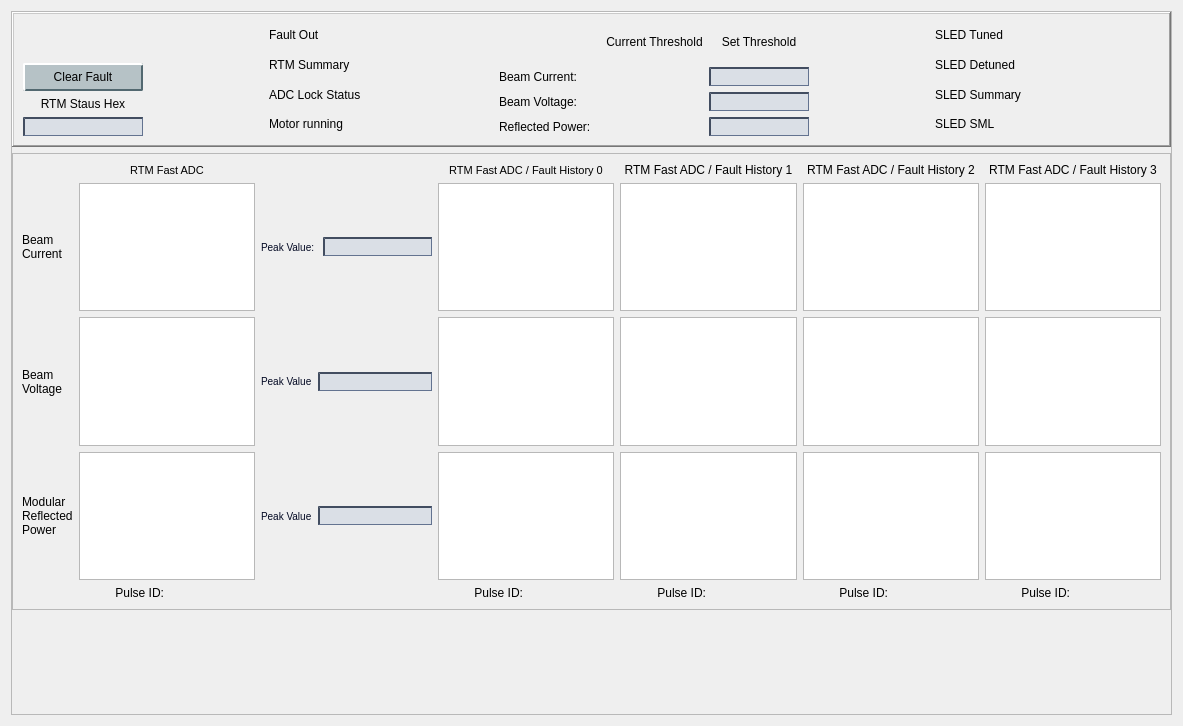
First picture: the form in new_look/rtm.ui, repository cristinasewell/ATCA_PyDM_Screens, before the edit.
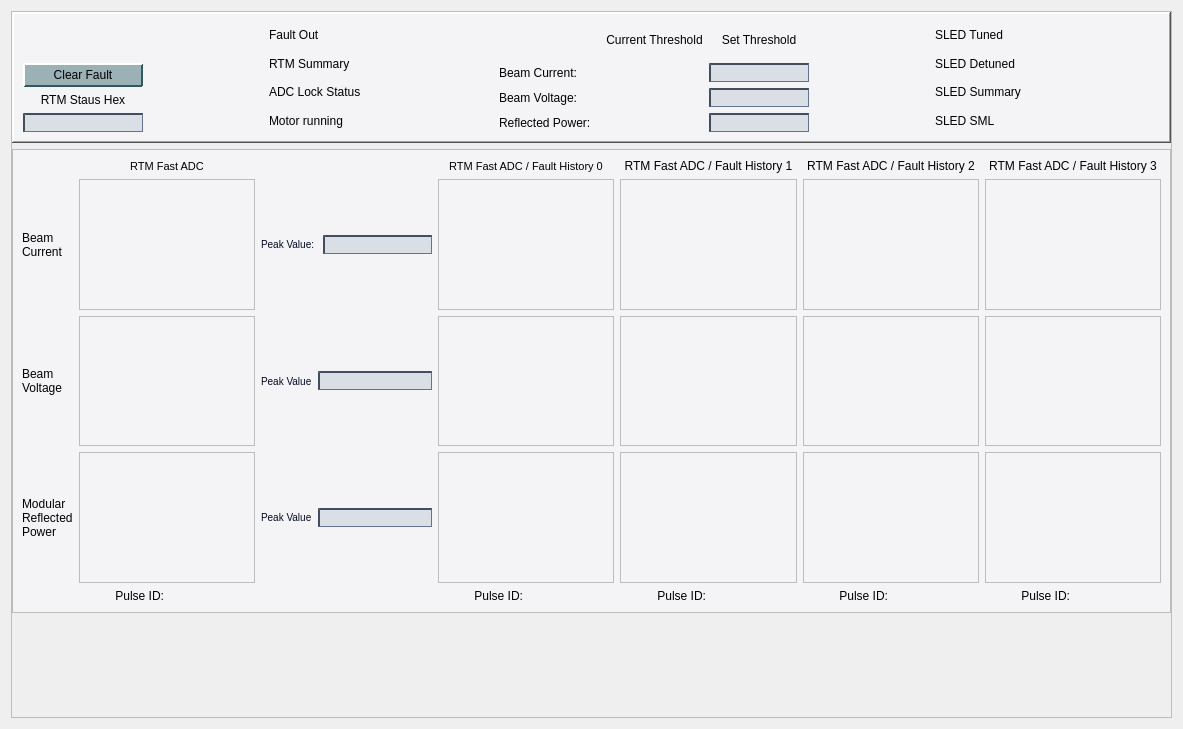
Second picture: the form after the edit. Custom widgets are drawn as their Qt base class.

Commit message: WIP - changed the colors a bit and added RTM macro

Diff of the .ui file:
```diff
--- a/new_look/rtm.ui
+++ b/new_look/rtm.ui
@@ -7,7 +7,7 @@
     <x>0</x>
     <y>0</y>
     <width>1183</width>
-    <height>726</height>
+    <height>729</height>
    </rect>
   </property>
   <property name="windowTitle">
@@ -36,13 +36,17 @@
     selection-color:transparent;
 }
 
+QFrame{
+  background-color: rgb(244,244,246)
+}
+
 QPushButton {
-    background-color: rgb(182, 194, 198);
-    border-color: rgb(182, 204, 212) rgb(82, 104, 112) rgb(82, 104, 112) rgb(182,204,212);
+    background-color: rgb(156,177,182);
+    border-color: rgb(212,228,233) rgb(50,88,100) rgb(50,88,100) rgb(212,228,233);
     border-style: outset;
-    border-radius: 2px;
+    border-radius: 1px;
     border-width: 2px; 
-    padding: 5px;
+    padding: 3px;
 }
 QPushButton:hover {
    background-color: rgb(154,170,176);
@@ -54,10 +58,10 @@
 	border-color: rgb(32,86,73);
 }
 QPushButton:checked{
-    background-color: rgb(104,198,176);
+    background-color: rgb(178,190,194);
     border-style: inset;
-    border-width: 3px;
-	border-color: rgb(82, 104, 112)  rgb(182, 204, 212) rgb(182,204,212) rgb(82, 104, 112) ;
+    border-width: 2px;
+	border-color:  rgb(112,134,142) rgb(229,233,235) rgb(239,233,235) rgb(112,134,142);
 }
 QLineEdit {
   background-color: rgb(218,223,230);
@@ -66,7 +70,7 @@
   border-width: 2px 1px 1px 2px;
 }
 PyDMLabel {
-  background-color: rgb(238,243,250);
+  background-color: rgb(189,197,205);
 }
 
  QTabWidget::pane {
@@ -174,7 +178,7 @@
         <x>0</x>
         <y>0</y>
         <width>1167</width>
-        <height>710</height>
+        <height>713</height>
        </rect>
       </property>
       <layout class="QVBoxLayout" name="verticalLayout_2" stretch="0,1,0">
```
Left out of the diff: 121 changed lines with no effect on the pictures. The commit also changes 10 other files.
